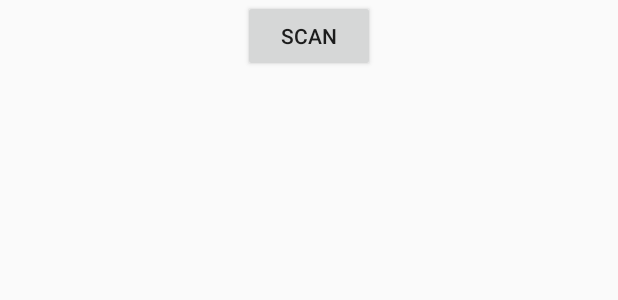
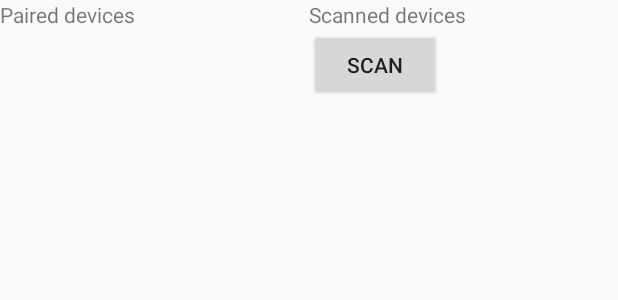
Before and after one commit to alexmichon/CapstoneProjectAndroid, an Android app: the layout activity_main.xml on its own in the app's theme, with its tools: preview values and no code run, on a phone screen of 412 x 824 dp. Shown: the top 300 px of the screen. Run offline under Robolectric (Android 15) with nearby library versions, the phone set to English and light mode, and no system bars; network calls fail.

Commit message:
Changed views of bluetooth device list

```diff
--- a/app/src/main/java/edu/berkeley/capstoneproject/capstoneprojectandroid/activities/DeviceActivity.java
+++ b/app/src/main/java/edu/berkeley/capstoneproject/capstoneprojectandroid/activities/DeviceActivity.java
@@ -45,13 +45,13 @@ public class DeviceActivity extends Activity {
                 case HANDLER_MSG_STATE:
                     switch(mService.getState()) {
                         case NONE:
-                            Toast.makeText(DeviceActivity.this, "Disconnected", Toast.LENGTH_SHORT);
+                            Toast.makeText(DeviceActivity.this, "Disconnected", Toast.LENGTH_SHORT).show();
                             break;
                         case CONNECTING:
-                            Toast.makeText(DeviceActivity.this, "Connecting...", Toast.LENGTH_SHORT);
+                            Toast.makeText(DeviceActivity.this, "Connecting...", Toast.LENGTH_SHORT).show();
                             break;
                         case CONNECTED:
-                            Toast.makeText(DeviceActivity.this, "Connected", Toast.LENGTH_SHORT);
+                            Toast.makeText(DeviceActivity.this, "Connected", Toast.LENGTH_SHORT).show();
                             break;
                     }
                     break;
--- a/app/src/main/res/layout/activity_main.xml
+++ b/app/src/main/res/layout/activity_main.xml
@@ -1,25 +1,57 @@
 <?xml version="1.0" encoding="utf-8"?>
-<RelativeLayout xmlns:android="http://schemas.android.com/apk/res/android"
+<LinearLayout xmlns:android="http://schemas.android.com/apk/res/android"
     xmlns:app="http://schemas.android.com/apk/res-auto"
     xmlns:tools="http://schemas.android.com/tools"
     android:layout_width="match_parent"
     android:layout_height="match_parent"
+    android:orientation="horizontal"
     tools:context="edu.berkeley.capstoneproject.capstoneprojectandroid.activities.MainActivity">
+
+    <LinearLayout
+        android:layout_width="0dp"
+        android:layout_height="match_parent"
+        android:layout_weight="1"
+        android:orientation="vertical">
+
+        <TextView
+            android:id="@+id/text_bluetooth_paired_list"
+            android:layout_width="wrap_content"
+            android:layout_height="wrap_content"
+            android:text="Paired devices"/>
+
+        <ListView
+            android:id="@+id/list_bluetooth_paired_devices"
+            android:layout_width="match_parent"
+            android:layout_height="match_parent">
+        </ListView>
+
+    </LinearLayout>
+
+    <LinearLayout
+        android:layout_width="0dp"
+        android:layout_height="match_parent"
+        android:layout_weight="1"
+        android:orientation="vertical">
+
+        <TextView
+            android:id="@+id/text_bluetooth_scanned_list"
+            android:layout_width="wrap_content"
+            android:layout_height="wrap_content"
+            android:text="Scanned devices"/>
 
         <Button
             android:id="@+id/button_bluetooth_scan"
             android:layout_width="wrap_content"
             android:layout_height="wrap_content"
             android:gravity="center"
-        android:layout_centerHorizontal="true"
             android:text="Scan"/>
 
         <ListView
-        android:id="@+id/list_bluetooth_devices"
+            android:id="@+id/list_bluetooth_scanned_devices"
             android:layout_width="match_parent"
-        android:layout_height="match_parent"
-        android:layout_below="@id/button_bluetooth_scan">
-
+            android:layout_height="match_parent">
         </ListView>
 
-</RelativeLayout>
+    </LinearLayout>
+
+</LinearLayout>
```
Also changed, not shown: app/src/main/java/edu/berkeley/capstoneproject/capstoneprojectandroid/activities/MainActivity.java (+78 -29 lines), 1 other file. Lines whose indentation alone changed are shown as unchanged.
